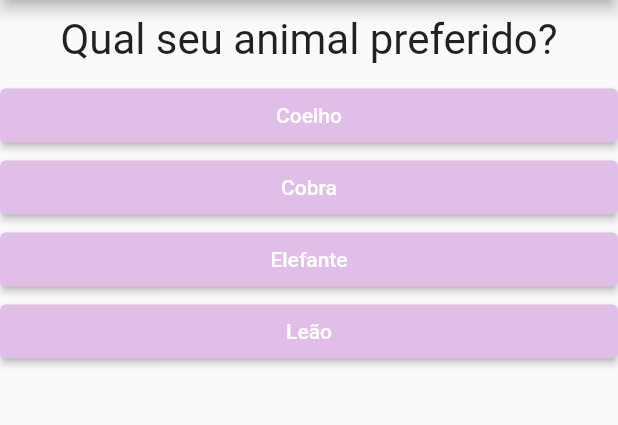
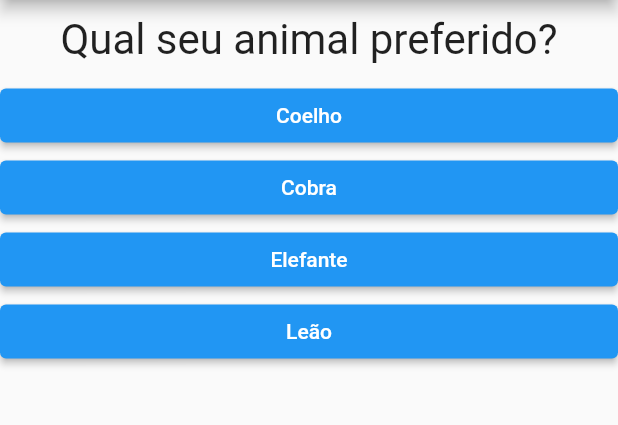
Before and after one commit to Gabones/QuizApp, a Flutter app: the screen it shows after launch, after a tap on "Preto", on a phone screen of 412 x 824 dp, the part 84-509 px from its top. Run offline on Flutter 3.47's test engine with Material 2 defaults, Android fonts, the phone set to English and light mode, and no system bars.

Commit message:
lesson 54

```diff
--- a/lib/answer.dart
+++ b/lib/answer.dart
@@ -12,7 +12,7 @@ class Answer extends StatelessWidget {
       width: double.infinity,
       child: ElevatedButton(
         style: ButtonStyle(
-          backgroundColor: MaterialStateProperty.all(Colors.purple[100]),
+          //backgroundColor: MaterialStateProperty.all(Colors.purple[100]),
         ),
         child: Text(answerText),
         onPressed: selectHandler,
--- a/lib/main.dart
+++ b/lib/main.dart
@@ -1,6 +1,6 @@
 import 'package:flutter/material.dart';
-import './question.dart';
-import './answer.dart';
+import './quiz.dart';
+import './result.dart';
 
 // void main () {
 //   runApp(MyApp());
@@ -15,28 +15,45 @@ class MyApp extends StatefulWidget {
 
 class _MyAppState extends State<MyApp> {
   int _questionIndex = 0;
+  int _totalScore = 0;
 
-  final List<Map> questions = [
+  final List<Map<String, Object>> _questions = const [
     {
-      'questionText':' Qual sua cor favorita?',
-      'answer': ['Preto', 'Vermelho', 'Verde', 'Branco']
+      'questionText': ' Qual sua cor favorita?',
+      'answer': [
+        {'text': 'Preto', 'score': 10},
+        {'text': 'Vermelho', 'score': 8},
+        {'text': 'Verde', 'score': 7},
+        {'text': 'Branco', 'score': 6}
+      ]
     },
     {
-      'questionText':'Qual seu animal preferido?',
-      'answer': ['Coelho', 'Cobra', 'Elefante', 'Leão']
+      'questionText': 'Qual seu animal preferido?',
+      'answer': [
+        {'text': 'Coelho', 'score': 7},
+        {'text': 'Cobra', 'score': 1},
+        {'text': 'Elefante', 'score': 10},
+        {'text': 'Leão', 'score': 8}
+      ]
     },
     {
       'questionText': 'Qual seu professor preferido?',
-      'answer': ['Eu','I', 'Me', 'Myself']
+      'answer': [
+        {'text': 'Eu', 'score': 10},
+        {'text': 'I', 'score': 9},
+        {'text': 'Me', 'score': 7},
+        {'text': 'Myself', 'score': 6}
+      ]
     },
   ];
 
-  void _answerQuestion() {
+  void _answerQuestion(int score) {
     setState(() {
       _questionIndex = _questionIndex + 1;
     });
+    _totalScore += score;
     print('Answer chosen!');
-    if (_questionIndex < questions.length) {
+    if (_questionIndex < _questions.length) {
       print('We tienemos more perguntas!');
     } else {
       print('No more questions!');
@@ -49,51 +66,18 @@ class _MyAppState extends State<MyApp> {
 
   @override
   Widget build(BuildContext context) {
-
-
-
     return MaterialApp(
       home: Scaffold(
-        appBar: AppBar(
-          title: Text('Quiz App?'),
-        ),
-        body: (_questionIndex < questions.length) ? Column(
-          children: [
-            Question(questions[_questionIndex]['questionText']),
-            ...(questions[_questionIndex]['answer'] as List<String>).map((question) {
-              return Answer(_answerQuestion ,question);
-            }).toList(),
-            // ElevatedButton(
-            //   child: Text('Resposta 1'),
-            //   onPressed: _answerQuestion,
-            // ),
-            // ElevatedButton(
-            //   child: Text('Resposta 2'),
-            //   onPressed: () => print('Answer 2 chosen!'),
-            // ),
-            // ElevatedButton(
-            //   child: Text('Resposta 3'),
-            //   onPressed: () {
-            //     //...
-            //     print('Answer 3 chosen!');
-            //   },
-            // ),
-            // RaisedButton(
-            //     color: Colors.pink,
-            //     child: Text(
-            //       'Raised Example',
-            //       style: TextStyle(color: Colors.white),
-            //     ),
-            //     onPressed: () {
-            //       print('This does not do anything');
-            //     }
-            // ),
-            // Answer(_answerQuestion),
-          ],
-        ) : Center(
-          child: Text('Fim')
-        ),
-      ),
+          appBar: AppBar(
+            title: Text('Quiz App?'),
+          ),
+          body: (_questionIndex < _questions.length)
+              ? Quiz(
+                  questions: _questions,
+                  questionIndex: _questionIndex,
+                  answerQuestion: _answerQuestion,
+                )
+              : Result(_totalScore)),
     );
   }
 }
--- /dev/null
+++ b/lib/quiz.dart
@@ -0,0 +1,53 @@
+import 'package:flutter/material.dart';
+import './question.dart';
+import './answer.dart';
+
+class Quiz extends StatelessWidget {
+  final List<Map<String, Object>> questions;
+  final int questionIndex;
+  final Function answerQuestion;
+
+  Quiz({
+    @required this.questions,
+    @required this.questionIndex,
+    @required this.answerQuestion
+  });
+
+  @override
+  Widget build(BuildContext context) {
+    return Column(
+      children: [
+        Question(questions[questionIndex]['questionText']),
+        ...(questions[questionIndex]['answer'] as List<Map<String,Object>>).map((answer) {
+          return Answer(() => answerQuestion(answer['score']), answer['text']);
+        }).toList(),
+        // ElevatedButton(
+        //   child: Text('Resposta 1'),
+        //   onPressed: _answerQuestion,
+        // ),
+        // ElevatedButton(
+        //   child: Text('Resposta 2'),
+        //   onPressed: () => print('Answer 2 chosen!'),
+        // ),
+        // ElevatedButton(
+        //   child: Text('Resposta 3'),
+        //   onPressed: () {
+        //     //...
+        //     print('Answer 3 chosen!');
+        //   },
+        // ),
+        // RaisedButton(
+        //     color: Colors.pink,
+        //     child: Text(
+        //       'Raised Example',
+        //       style: TextStyle(color: Colors.white),
+        //     ),
+        //     onPressed: () {
+        //       print('This does not do anything');
+        //     }
+        // ),
+        // Answer(_answerQuestion),
+      ],
+    );
+  }
+}
--- /dev/null
+++ b/lib/result.dart
@@ -0,0 +1,34 @@
+import 'package:flutter/material.dart';
+
+class Result extends StatelessWidget {
+  final int totalScore;
+
+  Result(this.totalScore);
+
+  String get resultPhrase {
+    var resultText;
+    if (totalScore < 27) {
+      resultText = 'Não temos muito a ver';
+    } else if (totalScore >= 27) {
+      resultText = 'Somos parecidos em algumas coisas';
+    } else {
+      resultText = 'Sei lá?!';
+    }
+    return resultText;
+  }
+
+  @override
+  Widget build(BuildContext context) {
+    return Center(
+        child: Text(
+          resultPhrase,
+          textAlign: TextAlign.center,
+          style: TextStyle(
+              fontSize: 30,
+              fontWeight: FontWeight.bold,
+
+          ),
+        )
+    );
+  }
+}
```
